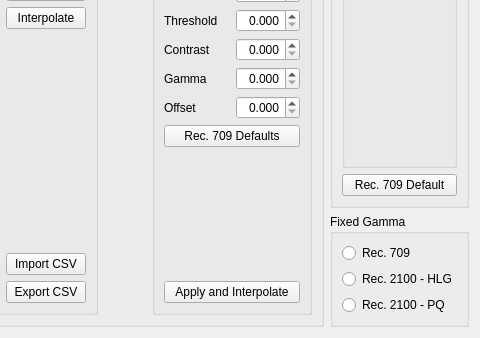
First picture: the form in dct_widgets/lutbox/lutbox.ui, repository KAYA-Instruments/SDI-Control-Point, before the edit; both pictures show x 354 to 834 and y 605 to 943 of the 834 by 943 pixel window.
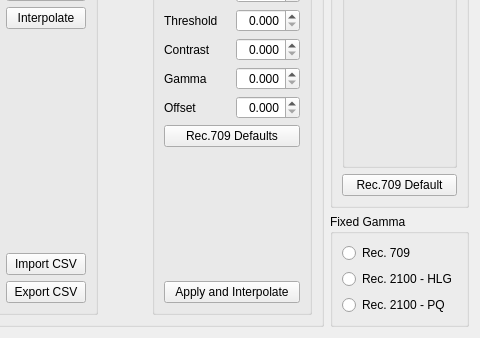
Second picture: the form after the edit. Icons and pictures are not drawn. Custom widgets are drawn as their Qt base class.

Diff of the .ui file:
```diff
--- a/dct_widgets/lutbox/lutbox.ui
+++ b/dct_widgets/lutbox/lutbox.ui
@@ -839,7 +839,7 @@
                 <enum>Qt::StrongFocus</enum>
                </property>
                <property name="text">
-                <string>Rec. 709 Defaults</string>
+                <string>Rec.709 Defaults</string>
                </property>
               </widget>
              </item>
@@ -962,7 +962,7 @@
           <item>
            <widget class="QPushButton" name="btnDefaultFastGamma">
             <property name="text">
-             <string>Rec. 709 Default</string>
+             <string>Rec.709 Default</string>
             </property>
            </widget>
           </item>
```
